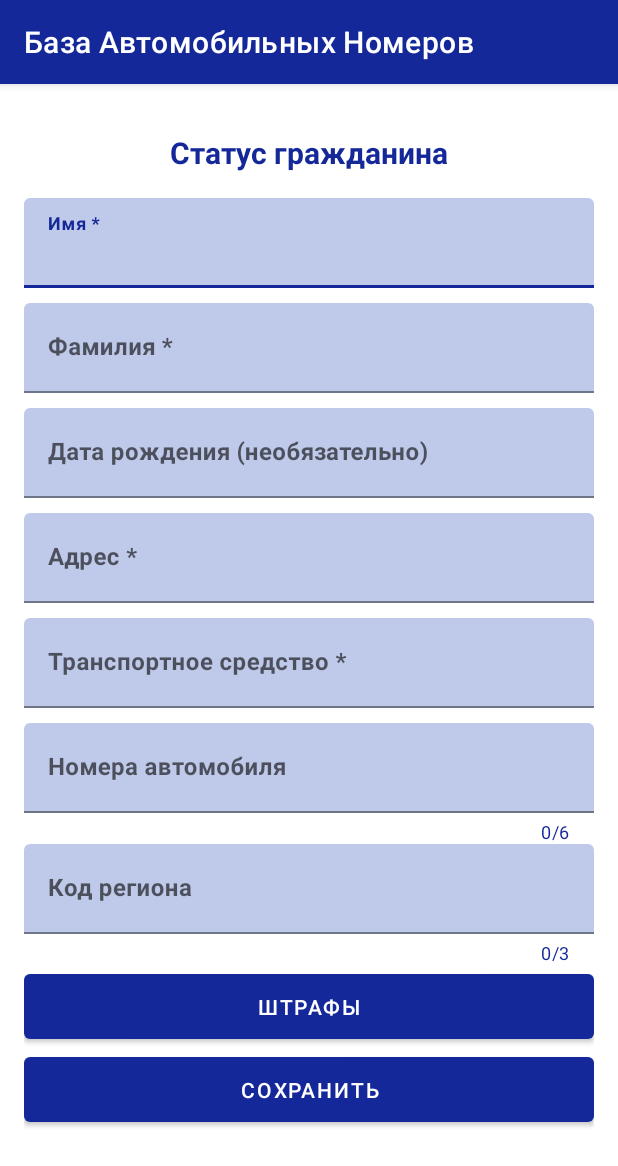
After one commit to BelGray/CarNumbersDatabase, an Android app: the ShowNumbersInfoActivity screen opened directly, with no data from a screen before it, on a phone screen of 412 x 824 dp. The commit adds this screen. Shown: the top 1166 px of the screen. Run offline under Robolectric (Android 15) with nearby library versions, the phone set to English and light mode, and no system bars.

Commit message:
add listeners for buttons, fix intent to new activity

```diff
--- a/app/src/main/AndroidManifest.xml
+++ b/app/src/main/AndroidManifest.xml
@@ -25,6 +25,10 @@
                 android:name="android.app.lib_name"
                 android:value="" />
         </activity>
+
+        <activity
+            android:name=".ShowNumbersInfoActivity"
+            android:exported="true" />
     </application>
 
 </manifest>
--- /dev/null
+++ b/app/src/main/java/com/example/carnumbersdatabase/ShowNumbersInfoActivity.java
@@ -0,0 +1,15 @@
+package com.example.carnumbersdatabase;
+
+import android.os.Bundle;
+
+import androidx.annotation.Nullable;
+import androidx.appcompat.app.AppCompatActivity;
+
+public class ShowNumbersInfoActivity extends AppCompatActivity {
+
+    @Override
+    protected void onCreate(@Nullable Bundle savedInstanceState) {
+        super.onCreate(savedInstanceState);
+        setContentView(R.layout.activity_show_numbers_info);
+    }
+}
--- a/app/src/main/res/layout/activity_main.xml
+++ b/app/src/main/res/layout/activity_main.xml
@@ -6,7 +6,7 @@
     android:layout_height="match_parent"
     android:orientation="vertical"
     android:padding="16dp"
-    tools:context=".MainActivity">
+    tools:context=".MainActivityBad">
 
 
     <LinearLayout
@@ -44,7 +44,7 @@
             app:counterTextColor="@color/blue"
             app:errorEnabled="true">
 
-            <EditText
+            <com.google.android.material.textfield.TextInputEditText
                 android:id="@+id/searchCarNumbersEditText"
                 android:layout_width="match_parent"
                 android:layout_height="60dp"
@@ -65,7 +65,7 @@
             app:counterTextColor="@color/blue"
             app:errorEnabled="true">
 
-            <EditText
+            <com.google.android.material.textfield.TextInputEditText
                 android:id="@+id/searchRegionCodeEditText"
                 android:layout_width="match_parent"
                 android:layout_height="60dp"
--- a/app/src/main/res/layout/activity_show_numbers_info.xml
+++ b/app/src/main/res/layout/activity_show_numbers_info.xml
@@ -28,7 +28,7 @@
         app:boxBackgroundColor="@color/light_blue_for_text_fields"
         app:errorEnabled="true">
 
-        <EditText
+        <com.google.android.material.textfield.TextInputEditText
             android:id="@+id/personNameEditText"
             android:layout_width="match_parent"
             android:layout_height="match_parent"
@@ -47,7 +47,7 @@
         app:boxBackgroundColor="@color/light_blue_for_text_fields"
         app:errorEnabled="true">
 
-        <EditText
+        <com.google.android.material.textfield.TextInputEditText
             android:id="@+id/personLastnameEditText"
             android:layout_width="match_parent"
             android:layout_height="match_parent"
@@ -66,7 +66,7 @@
         app:boxBackgroundColor="@color/light_blue_for_text_fields"
         app:errorEnabled="true">
 
-        <EditText
+        <com.google.android.material.textfield.TextInputEditText
             android:id="@+id/personBirthdateEditText"
             android:layout_width="match_parent"
             android:layout_height="match_parent"
@@ -86,7 +86,7 @@
         app:boxBackgroundColor="@color/light_blue_for_text_fields"
         app:errorEnabled="true">
 
-        <EditText
+        <com.google.android.material.textfield.TextInputEditText
             android:id="@+id/personAddressEditText"
             android:layout_width="match_parent"
             android:layout_height="match_parent"
@@ -103,7 +103,7 @@
         app:boxBackgroundColor="@color/light_blue_for_text_fields"
         app:errorEnabled="true">
 
-        <EditText
+        <com.google.android.material.textfield.TextInputEditText
             android:id="@+id/personTransportNameEditText"
             android:layout_width="match_parent"
             android:layout_height="match_parent"
@@ -127,7 +127,7 @@
         app:counterTextColor="@color/blue"
         app:errorEnabled="true">
 
-        <EditText
+        <com.google.android.material.textfield.TextInputEditText
             android:id="@+id/personCarNumbersEditText"
             android:layout_width="match_parent"
             android:layout_height="60dp"
@@ -148,7 +148,7 @@
         app:counterTextColor="@color/blue"
         app:errorEnabled="true">
 
-        <EditText
+        <com.google.android.material.textfield.TextInputEditText
             android:id="@+id/personRegionCodeEditText"
             android:layout_width="match_parent"
             android:layout_height="60dp"
```
Also changed, not shown: app/src/main/java/com/example/carnumbersdatabase/MainActivity.java (+42 -18 lines), app/src/main/java/com/example/carnumbersdatabase/MainActivityBad.java (added, +45 -0 lines).
